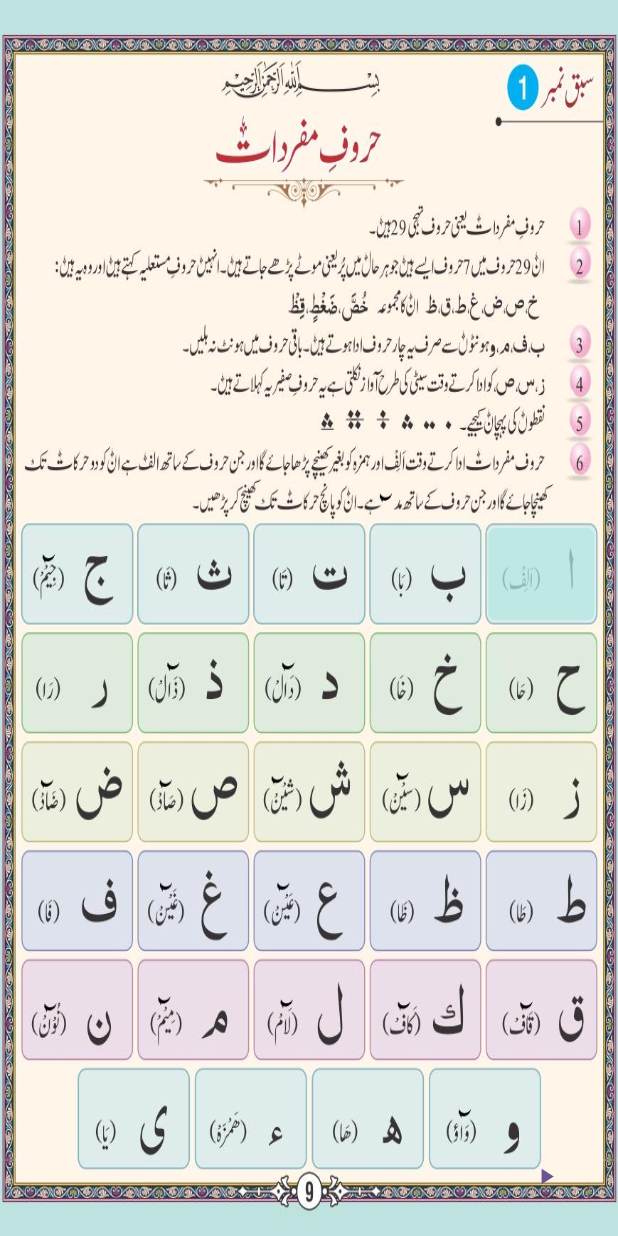
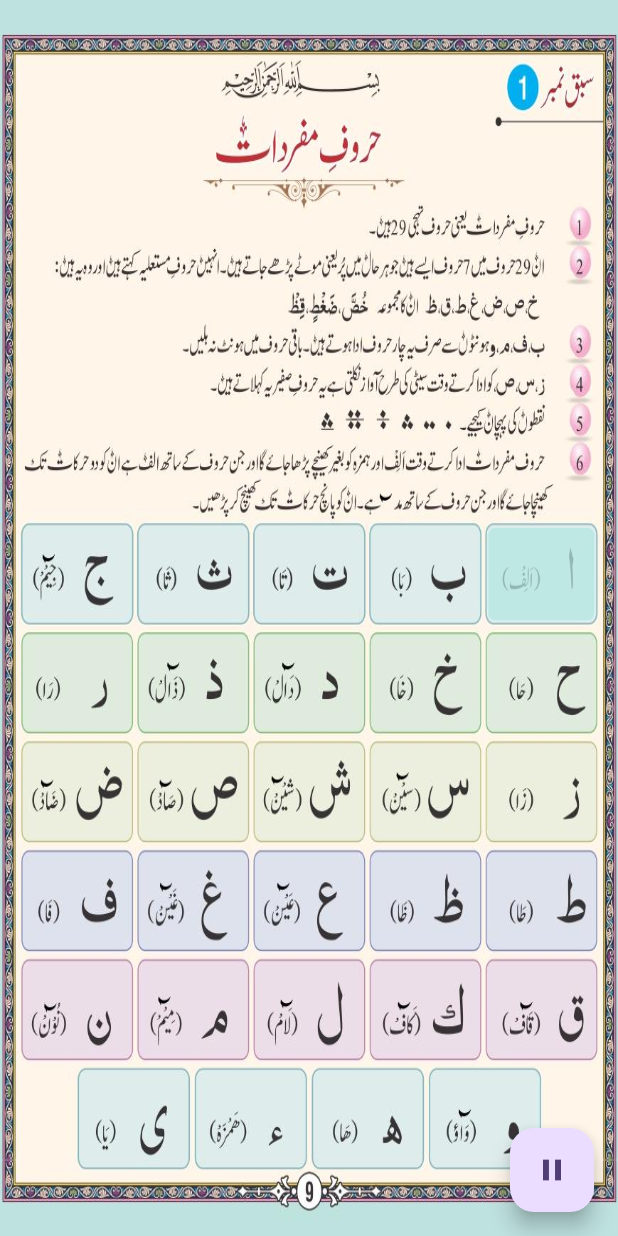
Before and after one commit to ahmadali369/makki-madani-qaida, a Flutter app: the screen it shows after launch, after a tap on the "play arrow" icon, on a phone screen of 412 x 824 dp. Run offline on Flutter 3.47's test engine with Material 3 defaults, Android fonts, the phone set to English and light mode, and no system bars; our stand-ins replace audioplayers.

Commit message:
feat -  playPause button state

```diff
--- a/lib/boolGlobleState.dart
+++ b/lib/boolGlobleState.dart
@@ -1,6 +1,11 @@
 class BoolState {
   static bool oneButtonRunning = false;
   static bool oneStreamRunning = false;
+  static bool playPause = false;
+
+  static void togglePlayPause(){
+    playPause = !playPause;
+  }
 
   static void toggleOneButtonRunning() {
     oneButtonRunning = !oneButtonRunning;
--- a/lib/testingPage.dart
+++ b/lib/testingPage.dart
@@ -44,8 +44,6 @@ class _MyHomePageState extends State<MyHomePage> {
     "audios/demo2.mp3",
     "audios/demo.mp3",
     "audios/demo2.mp3",
-
-
   ];
 
   final audioPlayer = AudioPlayer();
@@ -62,28 +60,10 @@ class _MyHomePageState extends State<MyHomePage> {
     });
   }
 
-  void _triggerButtonManullay(int index) async {
-    _triggerButton(index);
-    await audioPlayer.play(AssetSource(_audios[index]));
-
-    /// duartion
-    Future<Duration?> nullableFutureDuration = audioPlayer.getDuration();
-    Duration? nullableDuration = await nullableFutureDuration;
-    if (nullableDuration == null) {
-      throw Exception('Nullable duration is null');
-    }
-    await Future.delayed(nullableDuration);
-
-    _triggerButton(index);
-  }
-
   Future<void> _triggerButtonsSequentially() async {
-
     setState(() {
       BoolState.toggleOneStreamRunning();
     });
-
-    print(BoolState.oneStreamRunning);
 
     for (int i = 0; i < _buttonStates.length; i++) {
       _triggerButton(i);
@@ -105,6 +85,7 @@ class _MyHomePageState extends State<MyHomePage> {
     }
     // Reset the last button after the loop ends
     _triggerButton(_buttonStates.length - 1);
+
     setState(() {
       BoolState.toggleOneStreamRunning();
     });
@@ -243,7 +224,6 @@ class _MyHomePageState extends State<MyHomePage> {
             heigt: .075,
           ),
 
-
           /// ------------------------------------------------------------------------------------------ row 3
           ///
           /// zaa
@@ -263,10 +243,10 @@ class _MyHomePageState extends State<MyHomePage> {
             audio: _audios[1],
             top: 0.603,
             left: 0.602,
-
             width: .172,
             heigt: .075,
           ),
+
           /// sheen
 
           AudioButtonWidget(
@@ -274,10 +254,10 @@ class _MyHomePageState extends State<MyHomePage> {
             audio: _audios[0],
             top: 0.603,
             left: 0.414,
-
             width: .172,
             heigt: .075,
           ),
+
           /// suad
           AudioButtonWidget(
             buttonState: _buttonStates[13],
@@ -287,16 +267,17 @@ class _MyHomePageState extends State<MyHomePage> {
             width: .172,
             heigt: .075,
           ),
+
           /// duad
           AudioButtonWidget(
             buttonState: _buttonStates[14],
             audio: _audios[0],
             top: 0.603,
             left: 0.038,
-
             width: .172,
             heigt: .075,
           ),
+
           ///
           ///
           /// ------------------------------------------------------------------------------------------ row 4
@@ -310,6 +291,7 @@ class _MyHomePageState extends State<MyHomePage> {
             width: .172,
             heigt: .075,
           ),
+
           /// zuaa
 
           AudioButtonWidget(
@@ -317,11 +299,9 @@ class _MyHomePageState extends State<MyHomePage> {
             audio: _audios[0],
             top: 0.691,
             left: 0.602,
-
             width: .172,
             heigt: .075,
           ),
-
 
           /// aain
           AudioButtonWidget(
@@ -332,6 +312,7 @@ class _MyHomePageState extends State<MyHomePage> {
             width: .172,
             heigt: .075,
           ),
+
           /// gaain
           AudioButtonWidget(
             buttonState: _buttonStates[18],
@@ -341,6 +322,7 @@ class _MyHomePageState extends State<MyHomePage> {
             width: .172,
             heigt: .075,
           ),
+
           /// faa
           AudioButtonWidget(
             buttonState: _buttonStates[19],
@@ -350,6 +332,7 @@ class _MyHomePageState extends State<MyHomePage> {
             width: .172,
             heigt: .075,
           ),
+
           ///
           ///
           /// ------------------------------------------------------------------------------------------ row 5
@@ -364,6 +347,7 @@ class _MyHomePageState extends State<MyHomePage> {
             width: .172,
             heigt: .075,
           ),
+
           /// kaaf
           AudioButtonWidget(
             buttonState: _buttonStates[21],
@@ -373,6 +357,7 @@ class _MyHomePageState extends State<MyHomePage> {
             width: .172,
             heigt: .075,
           ),
+
           /// laam
           AudioButtonWidget(
             buttonState: _buttonStates[22],
@@ -382,6 +367,7 @@ class _MyHomePageState extends State<MyHomePage> {
             width: .172,
             heigt: .075,
           ),
+
           /// meem
           AudioButtonWidget(
             buttonState: _buttonStates[23],
@@ -391,6 +377,7 @@ class _MyHomePageState extends State<MyHomePage> {
             width: .172,
             heigt: .075,
           ),
+
           /// noon
 
           AudioButtonWidget(
@@ -401,6 +388,7 @@ class _MyHomePageState extends State<MyHomePage> {
             width: .172,
             heigt: .075,
           ),
+
           ///
           /// ------------------------------------------------------------------------------------------ row 6
 
@@ -449,14 +437,23 @@ class _MyHomePageState extends State<MyHomePage> {
           // Add more Positioned containers as needed.
         ],
       ),
-      floatingActionButton: TextButton(
-        onPressed: (){
-          if(BoolState.oneButtonRunning == false && BoolState.oneStreamRunning == false){
+      floatingActionButton: FloatingActionButton(
+        onPressed: () {
+          if (BoolState.oneButtonRunning == false &&
+              BoolState.oneStreamRunning == false) {
             _triggerButtonsSequentially();
+
+            setState(() {
+              BoolState.togglePlayPause();
+            });
+          } else {
+            setState(() {
+              BoolState.togglePlayPause();
+            });
           }
         },
         child: Icon(
-          Icons.play_arrow,
+          BoolState.playPause ? Icons.pause : Icons.play_arrow,
         ),
       ),
     );
@@ -497,7 +494,6 @@ class _AudioButtonWidgetState extends State<AudioButtonWidget> {
   }
 
   void _triggerButtonManullay(bool state, String audio) async {
-
     setState(() {
       BoolState.toggleOneButtonRunning();
     });
@@ -550,8 +546,8 @@ class _AudioButtonWidgetState extends State<AudioButtonWidget> {
             ),
           ),
           onPressed: () async {
-
-            if(BoolState.oneButtonRunning == false && BoolState.oneStreamRunning == false){
+            if (BoolState.oneButtonRunning == false &&
+                BoolState.oneStreamRunning == false) {
               _triggerButtonManullay(widget.buttonState, widget.audio);
             }
           },
```
